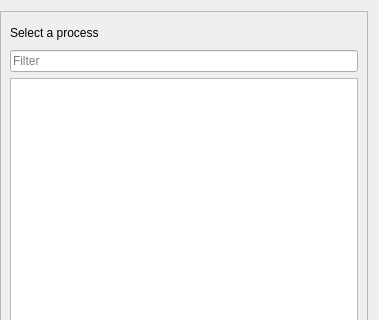
google/orbit, file src/SessionSetup/ProcessListWidget.ui: the form before one commit; both pictures show x 0 to 379 and y 0 to 320 of the 379 by 728 pixel window.
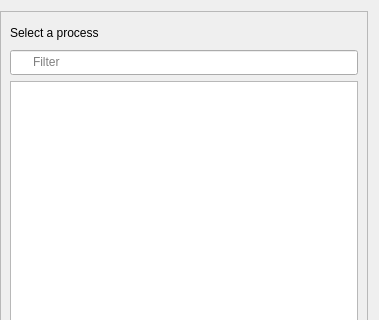
The form after the commit. Icons and pictures are not drawn. Custom widgets are drawn as their Qt base class.

Commit message: Fix overlay position & search icon

```diff
--- a/src/SessionSetup/ProcessListWidget.ui
+++ b/src/SessionSetup/ProcessListWidget.ui
@@ -41,6 +41,18 @@
         <property name="accessibleName">
          <string>FilterProcesses</string>
         </property>
+        <property name="styleSheet">
+         <string notr="true">
+          QLineEdit {
+           background-image: url(:/actions/search_small_offset);
+           background-position: left center;
+           background-repeat: no-repeat;
+           height: 22px;
+           padding-left: 20px;
+           padding-bottom: 1px;
+          }
+         </string>
+        </property>
         <property name="placeholderText">
          <string>Filter</string>
         </property>
```
The commit also changes 3 other files.
